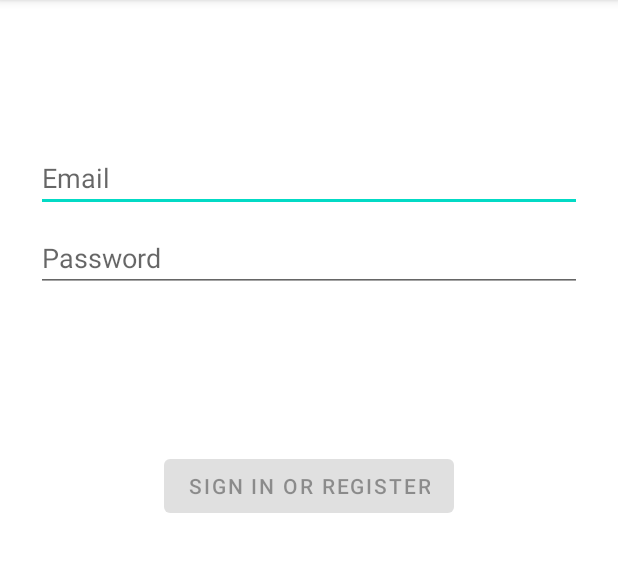
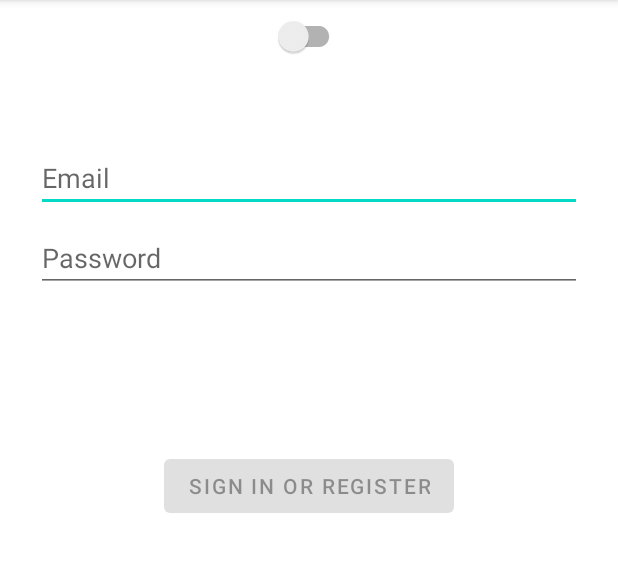
Before and after one commit to Umut-Arpidinov/file-manager, an Android app: the fragment LoginInitialStateFragment shown on its own in the app's theme, on a phone screen of 412 x 824 dp, the part 84-656 px from its top. Run offline under Robolectric (Android 15) with nearby library versions, the phone set to English and light mode, and no system bars; our stand-ins replace Dagger/Hilt's generated code; 1 statement that could not run was skipped.

Commit message:
Murat commit

```diff
--- a/app/src/main/java/kg/o/internlabs/omarket/presentation/ui/fragments/login/LoginViewModel.kt
+++ b/app/src/main/java/kg/o/internlabs/omarket/presentation/ui/fragments/login/LoginViewModel.kt
@@ -2,8 +2,9 @@ package kg.o.internlabs.omarket.presentation.ui.fragments.login
 
 import dagger.hilt.android.lifecycle.HiltViewModel
 import kg.o.internlabs.core.base.BaseViewModel
+import javax.inject.Inject
 
 @HiltViewModel
-class LoginViewModel: BaseViewModel() {
+class LoginViewModel @Inject constructor(): BaseViewModel() {
     // TODO: Implement the ViewModel
 }
--- a/app/src/main/java/kg/o/internlabs/omarket/presentation/ui/fragments/main/MainViewModel.kt
+++ b/app/src/main/java/kg/o/internlabs/omarket/presentation/ui/fragments/main/MainViewModel.kt
@@ -2,8 +2,9 @@ package kg.o.internlabs.omarket.presentation.ui.fragments.main
 
 import dagger.hilt.android.lifecycle.HiltViewModel
 import kg.o.internlabs.core.base.BaseViewModel
+import javax.inject.Inject
 
 @HiltViewModel
-class MainViewModel : BaseViewModel() {
+class MainViewModel @Inject constructor() : BaseViewModel() {
     // TODO: Implement the ViewModel
 }
--- a/app/src/main/java/kg/o/internlabs/omarket/presentation/ui/fragments/profile/ProfileViewModel.kt
+++ b/app/src/main/java/kg/o/internlabs/omarket/presentation/ui/fragments/profile/ProfileViewModel.kt
@@ -2,8 +2,9 @@ package kg.o.internlabs.omarket.presentation.ui.fragments.profile
 
 import dagger.hilt.android.lifecycle.HiltViewModel
 import kg.o.internlabs.core.base.BaseViewModel
+import javax.inject.Inject
 
 @HiltViewModel
-class ProfileViewModel : BaseViewModel() {
+class ProfileViewModel @Inject constructor() : BaseViewModel() {
     // TODO: Implement the ViewModel
 }
--- a/app/src/main/java/kg/o/internlabs/omarket/presentation/ui/fragments/registration/RegistrationViewModel.kt
+++ b/app/src/main/java/kg/o/internlabs/omarket/presentation/ui/fragments/registration/RegistrationViewModel.kt
@@ -2,8 +2,9 @@ package kg.o.internlabs.omarket.presentation.ui.fragments.registration
 
 import dagger.hilt.android.lifecycle.HiltViewModel
 import kg.o.internlabs.core.base.BaseViewModel
+import javax.inject.Inject
 
 @HiltViewModel
-class RegistrationViewModel : BaseViewModel() {
+class RegistrationViewModel @Inject constructor() : BaseViewModel() {
     // TODO: Implement the ViewModel
 }
--- a/app/src/main/res/layout/fragment_login_initial_state.xml
+++ b/app/src/main/res/layout/fragment_login_initial_state.xml
@@ -70,4 +70,13 @@
         app:layout_constraintStart_toStartOf="@+id/password"
         app:layout_constraintTop_toTopOf="parent"
         app:layout_constraintVertical_bias="0.3" />
+
+    <androidx.appcompat.widget.SwitchCompat
+        android:layout_width="wrap_content"
+        android:layout_height="wrap_content"
+
+        app:layout_constraintEnd_toEndOf="parent"
+        app:layout_constraintStart_toStartOf="parent"
+        app:layout_constraintTop_toTopOf="parent" />
+
 </androidx.constraintlayout.widget.ConstraintLayout>
--- a/core/src/main/res/layout/otp_input_custom_view.xml
+++ b/core/src/main/res/layout/otp_input_custom_view.xml
@@ -17,4 +17,8 @@
         android:layout_marginEnd="@dimen/margin_24dp"
         app:layout_constraintTop_toTopOf="parent" />
 
+
+
+
+
 </androidx.constraintlayout.widget.ConstraintLayout>
```
Also changed, not shown: core/src/main/java/kg/o/internlabs/core/di/DataModule.kt (deleted, +0 -21 lines).
